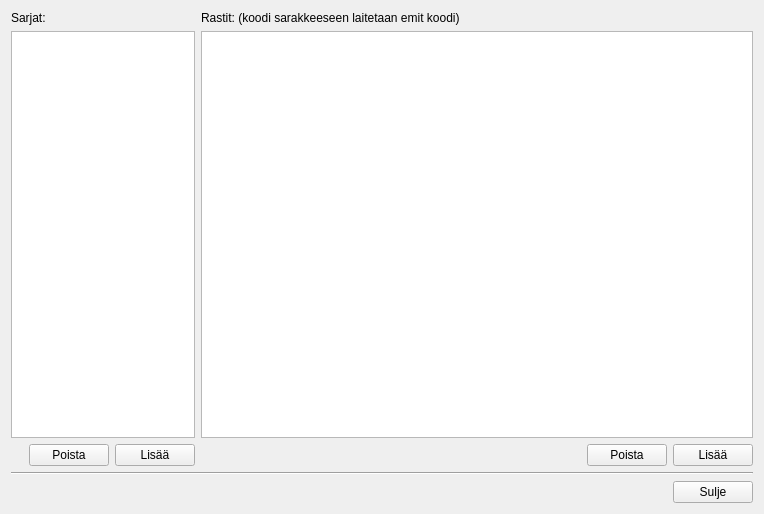
The window that gui/form/sarjatform.ui (Hatell/Tulospalvelu) describes before a commit, drawn with Qt 5.
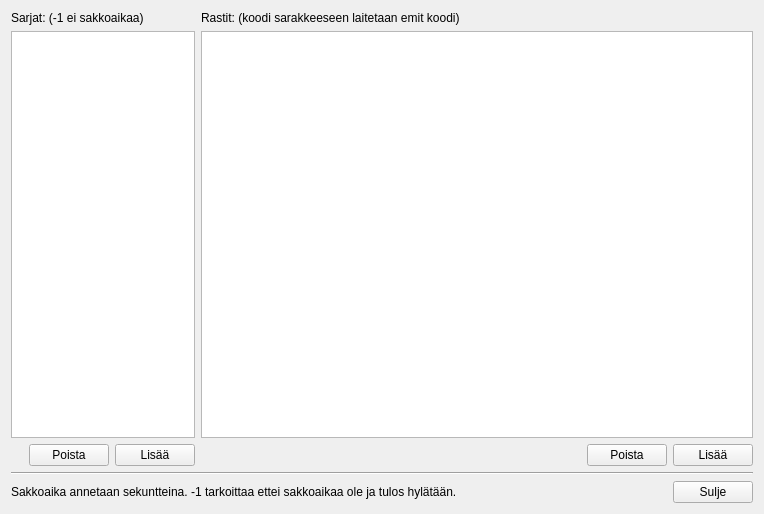
The same window after the commit.

Commit message: Lisätty ohjetekstejä.

The edit to the form file:
```diff
--- a/gui/form/sarjatform.ui
+++ b/gui/form/sarjatform.ui
@@ -21,7 +21,7 @@
        <item>
         <widget class="QLabel" name="label">
          <property name="text">
-          <string>Sarjat:</string>
+          <string>Sarjat: (-1 ei sakkoaikaa)</string>
          </property>
         </widget>
        </item>
@@ -117,6 +117,13 @@
    </item>
    <item>
     <layout class="QHBoxLayout" name="horizontalLayout">
+     <item>
+      <widget class="QLabel" name="label_3">
+       <property name="text">
+        <string>Sakkoaika annetaan sekuntteina. -1 tarkoittaa ettei sakkoaikaa ole ja tulos hylätään.</string>
+       </property>
+      </widget>
+     </item>
      <item>
       <spacer name="horizontalSpacer">
        <property name="orientation">
```
